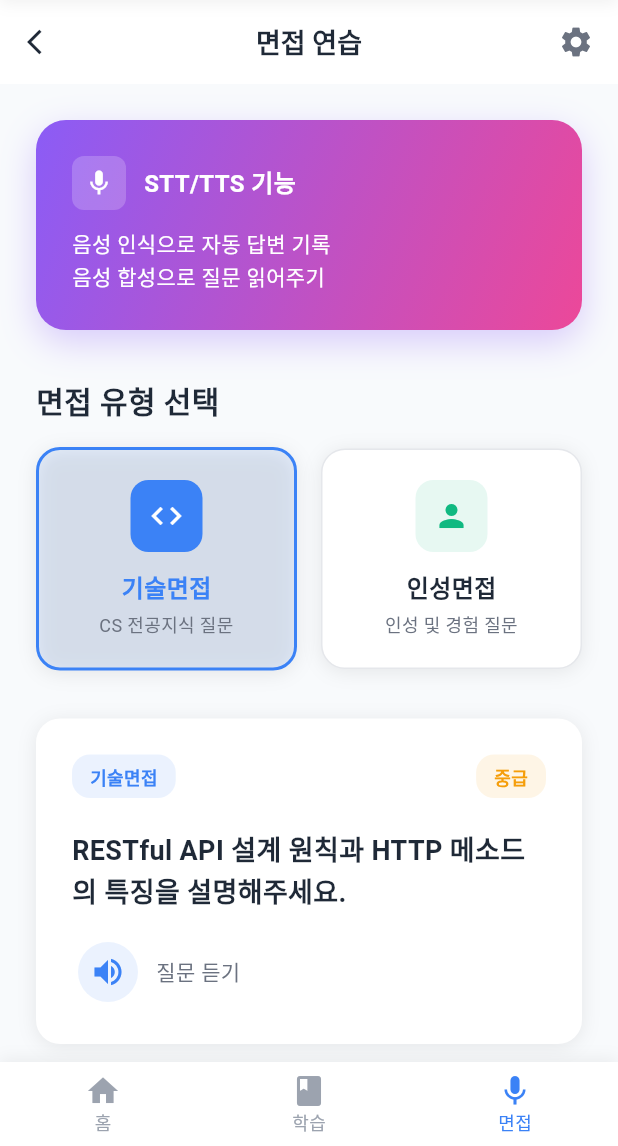
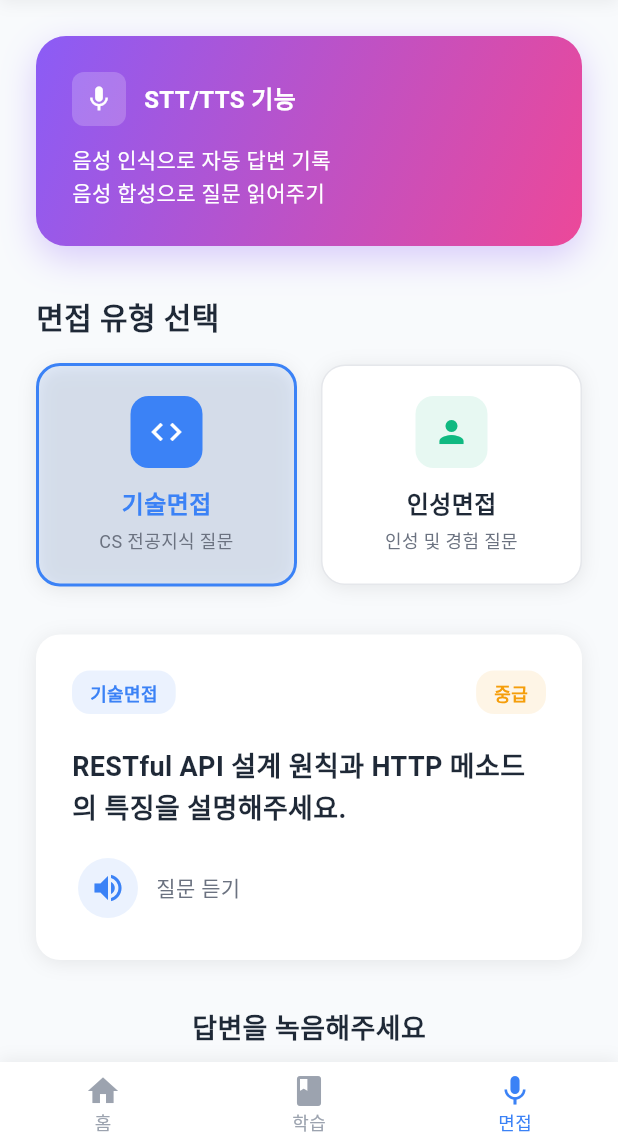
Before and after one commit to newred02/Moapp_final_project, a Flutter app: the InterviewScreen screen opened by its route, on a phone screen of 412 x 824 dp, the part 90-1236 px from its top. Run offline on Flutter 3.47's test engine with Material 3 defaults, Android fonts, the phone set to English and light mode, and no system bars; our stand-ins replace flutter_tts, go_router, permission_handler, speech_to_text; Roboto replaces fonts that are missing (NotoSansKR).

```diff
--- a/lib/screens/interview_screen.dart
+++ b/lib/screens/interview_screen.dart
@@ -141,17 +141,11 @@ class _InterviewScreenState extends State<InterviewScreen>
 
   @override
   Widget build(BuildContext context) {
-    return Scaffold(
-      backgroundColor: const Color(0xFFF8FAFC),
-      appBar: const AppBarWidget(
-        title: '면접 연습',
-        showBackButton: true,
-        actions: [
-          Icon(Icons.settings, color: Color(0xFF6B7280)),
-          SizedBox(width: 16),
-        ],
-      ),
-      body: SingleChildScrollView(
+    return Container(
+      width: double.infinity,
+      height: double.infinity,
+      color: const Color(0xFFF8FAFC),
+      child: SingleChildScrollView(
         padding: const EdgeInsets.all(24),
         child: Column(
           crossAxisAlignment: CrossAxisAlignment.start,
```
